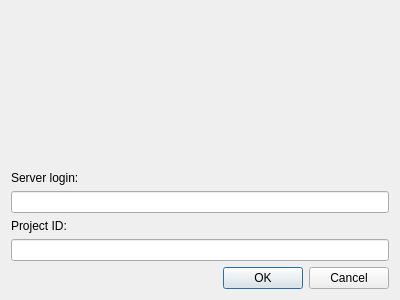
This is polsettings.ui in CosteaPaul/PolToolBox as Qt 5 draws it before an edit. The edited form follows.
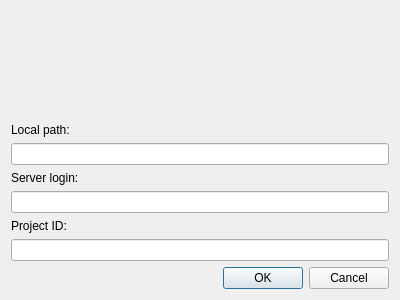
This is the edited form.

Commit message: Added local path setting Implemented copy from server

```diff
--- a/polsettings.ui
+++ b/polsettings.ui
@@ -18,11 +18,11 @@
   </property>
   <layout class="QVBoxLayout" name="verticalLayout_2">
    <item>
-    <layout class="QVBoxLayout" name="verticalLayout">
+    <layout class="QGridLayout" name="gridLayout">
      <property name="sizeConstraint">
       <enum>QLayout::SetMaximumSize</enum>
      </property>
-     <item>
+     <item row="0" column="0">
       <spacer name="verticalSpacer">
        <property name="orientation">
         <enum>Qt::Vertical</enum>
@@ -35,7 +35,17 @@
        </property>
       </spacer>
      </item>
-     <item>
+     <item row="1" column="0">
+      <widget class="QLabel" name="label">
+       <property name="text">
+        <string>Local path:</string>
+       </property>
+      </widget>
+     </item>
+     <item row="3" column="0">
+      <widget class="QLineEdit" name="Edit_Local"/>
+     </item>
+     <item row="5" column="0">
       <widget class="QLabel" name="Label_ServerLogin">
        <property name="text">
         <string>Server login:</string>
```
Left out of the diff: 6 changed lines with no effect on the pictures. The commit also changes 5 other files.
